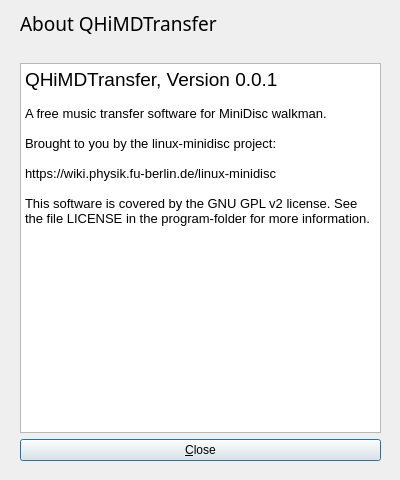
Before: the Qt Designer form QHiMDTransfer/qhimdaboutdialog.ui in linux-minidisc/linux-minidisc, drawn with Qt 5.
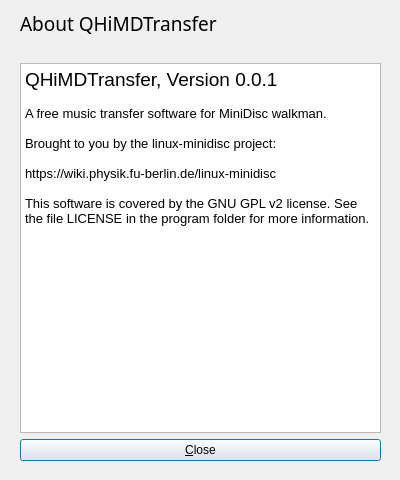
After: the same form once the commit is applied. Icons and pictures are not drawn.

Commit message: Fix typo in about dialog

Patch:
```diff
--- a/QHiMDTransfer/qhimdaboutdialog.ui
+++ b/QHiMDTransfer/qhimdaboutdialog.ui
@@ -85,7 +85,7 @@
 &lt;p style=&quot;-qt-paragraph-type:empty; margin-top:0px; margin-bottom:0px; margin-left:0px; margin-right:0px; -qt-block-indent:0; text-indent:0px;&quot;&gt;&lt;/p&gt;
 &lt;p style=&quot; margin-top:0px; margin-bottom:0px; margin-left:0px; margin-right:0px; -qt-block-indent:0; text-indent:0px;&quot;&gt;https://wiki.physik.fu-berlin.de/linux-minidisc&lt;/p&gt;
 &lt;p style=&quot;-qt-paragraph-type:empty; margin-top:0px; margin-bottom:0px; margin-left:0px; margin-right:0px; -qt-block-indent:0; text-indent:0px;&quot;&gt;&lt;/p&gt;
-&lt;p style=&quot; margin-top:0px; margin-bottom:0px; margin-left:0px; margin-right:0px; -qt-block-indent:0; text-indent:0px;&quot;&gt;This software is covered by the GNU GPL v2 license. See the file LICENSE in the program-folder for more information.&lt;/p&gt;&lt;/body&gt;&lt;/html&gt;</string>
+&lt;p style=&quot; margin-top:0px; margin-bottom:0px; margin-left:0px; margin-right:0px; -qt-block-indent:0; text-indent:0px;&quot;&gt;This software is covered by the GNU GPL v2 license. See the file LICENSE in the program folder for more information.&lt;/p&gt;&lt;/body&gt;&lt;/html&gt;</string>
       </property>
      </widget>
     </item>
```
